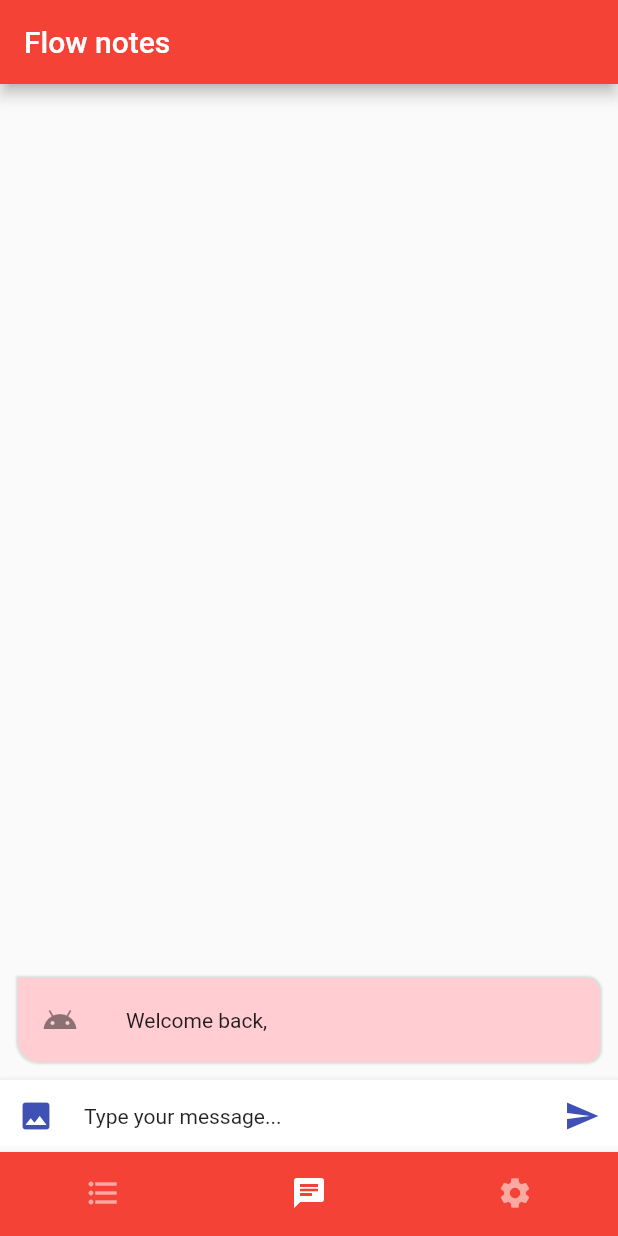
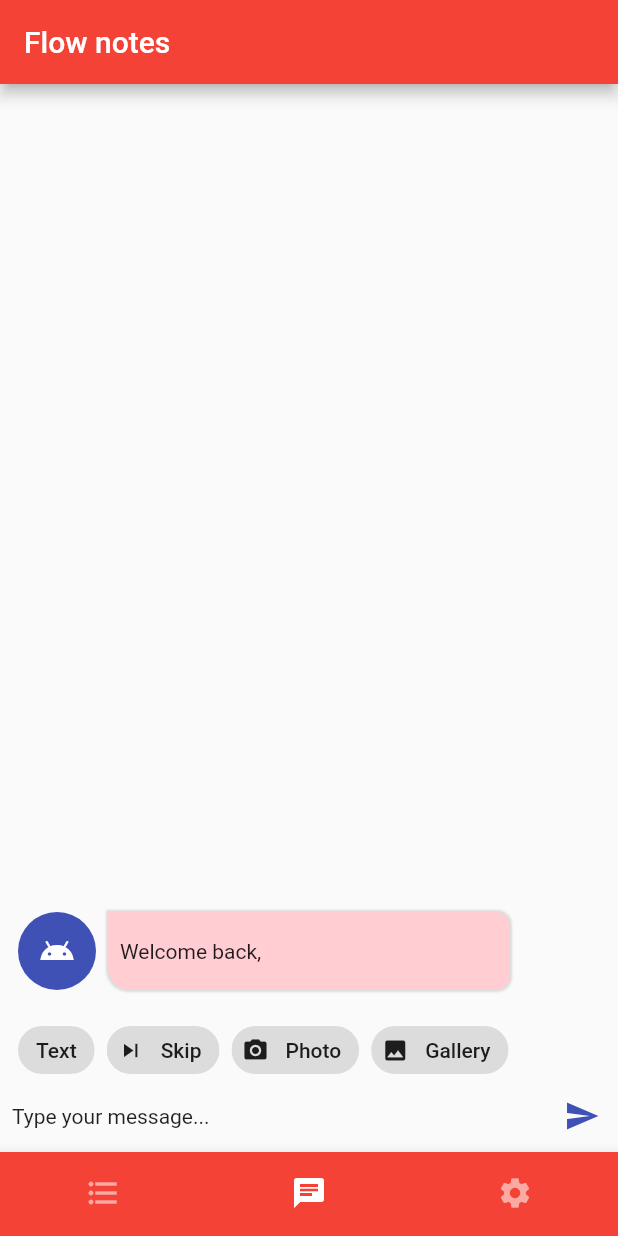
Before and after one commit to SvehlaJan/Flutter-FlowList, a Flutter app: the screen it shows after launch, on a phone screen of 412 x 824 dp. Run offline on Flutter 3.47's test engine with Material 2 defaults, Android fonts, the phone set to English and light mode, and no system bars; our stand-ins replace bloc, cached_network_image, cloud_firestore, date_format, equatable, firebase_auth and 8 more; missing offline and left inert: flutter_cupertino_date_picker, flutter_picker; accounts and stored records are empty.

Commit message:
Add chat action chips, splash screen

```diff
--- a/lib/app.dart
+++ b/lib/app.dart
@@ -37,12 +37,12 @@ class FlowAppState extends State<FlowApp> {
     });
   }
 
-  bool _initialized = false;
+  bool _initialized = true;
 
   @override
   void initState() {
     super.initState();
-    initStateAsync();
+//    initStateAsync();
   }
 
   void initStateAsync() async {
@@ -55,6 +55,7 @@ class FlowAppState extends State<FlowApp> {
 
   @override
   Widget build(BuildContext context) {
+    print("FlowAppState: build: _initialized: $_initialized");
     if (!_initialized) {
       return Center(child: Text("Loading..."));
     }
--- a/lib/main.dart
+++ b/lib/main.dart
@@ -6,7 +6,11 @@ import 'package:flutter_flow_list/util/constants.dart';
 import 'package:flutter_flow_list/util/preferences.dart';
 
 void main() async {
+  print("main.dart: main start");
   BlocSupervisor().delegate = SimpleBlocDelegate();
+  print("main.dart: main 1");
+  await Preferences.load();
+  print("main.dart: main 2");
   runApp(MainApp());
 }
 
@@ -18,38 +22,31 @@ class MainApp extends StatefulWidget {
 }
 
 class MainAppState extends State<MainApp> {
-  AppTheme appTheme;
+  AppTheme _appTheme;
 
   MainAppState();
 
   @override
   void initState() {
     super.initState();
-    initThemeAsync();
-  }
+    print("MainAppState: initState");
 
-  void initThemeAsync() async {
-    await Preferences.load();
     int appThemeIndex = Preferences.getInt(Preferences.KEY_SETTINGS_THEME) ?? 0;
-    AppTheme appTheme = AppTheme.values[appThemeIndex];
-    setAppTheme(appTheme);
+    _appTheme = AppTheme.values[appThemeIndex];
   }
 
   void setAppTheme(AppTheme newAppTheme) {
     setState(() {
-      appTheme = newAppTheme;
+      _appTheme = newAppTheme;
     });
   }
 
   @override
   Widget build(BuildContext context) {
-//    if (appTheme == null) {
-//      return Scaffold(
-//        body: Center(child: Text('Splash Screen')),
-//      );
-//    }
+    print("MainAppState: build: Using theme: $_appTheme");
+
     ThemeData themeData;
-    if (appTheme == AppTheme.light) {
+    if (_appTheme == AppTheme.light) {
       themeData = ThemeData(
         brightness: Brightness.light,
         primaryColor: Colors.red,
--- a/lib/models/chat_message.dart
+++ b/lib/models/chat_message.dart
@@ -1,10 +1,47 @@
 import 'package:equatable/equatable.dart';
+import 'package:flutter/material.dart';
 
 enum ChatState { WELCOME, ENTRY_1, ENTRY_2, ENTRY_3, PICTURE }
+
+enum ChatActionType { TEXT, SKIP, PHOTO, GALERY }
 
 enum MessageSender { BOT, USER }
 
 enum MessageType { TEXT, IMAGE }
+
+class ChatAction {
+  ChatActionType type;
+
+  ChatAction(this.type);
+
+  get label {
+    switch(type) {
+      case ChatActionType.TEXT:
+        return "Text";
+      case ChatActionType.SKIP:
+        return "Skip";
+      case ChatActionType.PHOTO:
+        return "Photo";
+      case ChatActionType.GALERY:
+        return "Gallery";
+        break;
+    }
+  }
+
+  get avatar {
+    switch(type) {
+      case ChatActionType.TEXT:
+        return null;
+      case ChatActionType.SKIP:
+        return Icons.skip_next;
+      case ChatActionType.PHOTO:
+        return Icons.camera_alt;
+      case ChatActionType.GALERY:
+        return Icons.image;
+        break;
+    }
+  }
+}
 
 class ChatMessage extends Equatable {
   final ChatState chatState;
@@ -25,7 +62,7 @@ class ChatMessage extends Equatable {
         body = null,
         type = MessageType.TEXT;
 
-  String getMessageBody() {
+  get messageBody {
     if (messageSender == MessageSender.BOT) {
       switch (chatState) {
         case ChatState.WELCOME:
@@ -44,6 +81,35 @@ class ChatMessage extends Equatable {
     return body ?? "Null :-(";
   }
 
+  get chatActions {
+    List<ChatAction> actions = new List();
+    switch (chatState) {
+      case ChatState.WELCOME:
+        actions.add(ChatAction(ChatActionType.TEXT));
+        actions.add(ChatAction(ChatActionType.SKIP));
+        actions.add(ChatAction(ChatActionType.PHOTO));
+        actions.add(ChatAction(ChatActionType.GALERY));
+        break;
+      case ChatState.ENTRY_1:
+        actions.add(ChatAction(ChatActionType.TEXT));
+        actions.add(ChatAction(ChatActionType.SKIP));
+        break;
+      case ChatState.ENTRY_2:
+        actions.add(ChatAction(ChatActionType.TEXT));
+        actions.add(ChatAction(ChatActionType.SKIP));
+        break;
+      case ChatState.ENTRY_3:
+        actions.add(ChatAction(ChatActionType.TEXT));
+        actions.add(ChatAction(ChatActionType.SKIP));
+        break;
+      case ChatState.PICTURE:
+        actions.add(ChatAction(ChatActionType.TEXT));
+        actions.add(ChatAction(ChatActionType.SKIP));
+        break;
+    }
+    return actions;
+  }
+
   @override
   String toString() => 'ChatMessage { chatState: $chatState }';
 }
--- a/lib/pages/chat/bloc/flow_chat_bloc.dart
+++ b/lib/pages/chat/bloc/flow_chat_bloc.dart
@@ -80,7 +80,7 @@ class FlowChatBloc extends Bloc<FlowChatEvent, FlowChatState> {
         }
       } else if (currentState is FlowChatMessages) {
         ChatState chatState =
-            (currentState as FlowChatMessages).getLatestState();
+            (currentState as FlowChatMessages).latestState;
         List<ChatMessage> messages =
             (currentState as FlowChatMessages).messages;
 
--- a/lib/pages/chat/bloc/flow_chat_state.dart
+++ b/lib/pages/chat/bloc/flow_chat_state.dart
@@ -24,8 +24,12 @@ abstract class FlowChatContent extends FlowChatState {
 
   FlowChatContent(this.messages) : super([messages]);
 
-  ChatState getLatestState() {
+  get latestState {
     return messages.isEmpty ? ChatState.WELCOME : messages.first.chatState;
+  }
+
+  get chatActions {
+    return messages.isEmpty ? List() : messages.first.chatActions;
   }
 }
 
@@ -39,12 +43,11 @@ class FlowChatTyping extends FlowChatContent {
 }
 
 class FlowChatMessages extends FlowChatContent {
-
   FlowChatMessages(List<ChatMessage> messages) : super(messages);
 
-  static FlowChatMessages welcome() => FlowChatMessages([ChatMessage.welcome()]);
+  static FlowChatMessages welcome() =>
+      FlowChatMessages([ChatMessage.welcome()]);
 
   @override
   String toString() => 'FlowChatMessages { messages: ${messages.length} }';
-
 }
--- a/lib/pages/chat/flow_chat_page.dart
+++ b/lib/pages/chat/flow_chat_page.dart
@@ -1,15 +1,18 @@
 import 'dart:io';
-import 'package:flutter_flow_list/repositories/flow_repository.dart';
-import 'package:flutter_flow_list/util/constants.dart';
-import 'package:fluttertoast/fluttertoast.dart';
+
+import 'package:cached_network_image/cached_network_image.dart';
 import 'package:flutter/material.dart';
 import 'package:flutter_bloc/flutter_bloc.dart';
+import 'package:flutter_flow_list/models/chat_message.dart';
 import 'package:flutter_flow_list/pages/base/stateful_page.dart';
 import 'package:flutter_flow_list/pages/chat/bloc/flow_chat_bloc.dart';
 import 'package:flutter_flow_list/pages/chat/bloc/flow_chat_event.dart';
 import 'package:flutter_flow_list/pages/chat/bloc/flow_chat_state.dart';
-import 'package:flutter_flow_list/models/chat_message.dart';
-import 'package:cached_network_image/cached_network_image.dart';
+import 'package:flutter_flow_list/repositories/flow_repository.dart';
+import 'package:flutter_flow_list/repositories/user_repository.dart';
+import 'package:flutter_flow_list/util/constants.dart';
+import 'package:flutter_spinkit/flutter_spinkit.dart';
+import 'package:fluttertoast/fluttertoast.dart';
 import 'package:image_picker/image_picker.dart';
 
 class FlowChatPage extends StatefulPage {
@@ -20,16 +23,15 @@ class FlowChatPage extends StatefulPage {
 }
 
 class _FlowChatPageState extends StatefulPageState<FlowChatPage> {
-  final _scrollController = ScrollController();
   final FlowChatBloc _flowChatBloc = FlowChatBloc();
   final TextEditingController _inputController = new TextEditingController();
   final FocusNode _focusNode = new FocusNode();
   final FlowRepository _flowRepository = FlowRepository.get();
+  final UserRepository _userRepository = UserRepository.get();
 
   @override
   void initState() {
     super.initState();
-//    _scrollController.addListener(_onScroll);
     _flowChatBloc.dispatch(AppStarted());
     _focusNode.addListener(_onFocusChange);
     showContent();
@@ -53,112 +55,6 @@ class _FlowChatPageState extends StatefulPageState<FlowChatPage> {
   @override
   String getPageTitle() {
     return 'Flow notes';
-  }
-
-  @override
-  Widget getContentView() {
-    return BlocBuilder(
-      bloc: _flowChatBloc,
-      builder: (BuildContext context, FlowChatState state) {
-        if (state is FlowChatLoading) {
-          return Center(
-            child: CircularProgressIndicator(),
-          );
-        }
-        if (state is FlowChatError) {
-          return Center(
-            child: Text(state.message),
-          );
-        }
-        if (state is FlowChatContent) {
-          if (state.messages.isEmpty) {
-            return Center(
-              child: Text('No messages'),
-            );
-          }
-//          _scrollController.animateTo(_scrollController.position.maxScrollExtent,
-//              duration: Duration(milliseconds: 300), curve: Curves.easeOut);
-          return _buildChatContent(context, state);
-        }
-      },
-    );
-  }
-
-  Widget _buildChatContent(BuildContext context, FlowChatContent state) {
-    return Column(children: <Widget>[
-      Flexible(
-        child: ListView.builder(
-          padding: EdgeInsets.all(4.0),
-          reverse: true,
-          itemBuilder: (BuildContext context, int index) {
-            if (state is FlowChatTyping && index == 0) {
-              return ChatTypingWidget();
-            } else {
-              return ChatMessageWidget(message: state.messages[index]);
-            }
-          },
-          itemCount: state.messages.length,
-          controller: _scrollController,
-        ),
-      ),
-      _buildChatInput(context, state)
-    ]);
-  }
-
-  Widget _buildChatInput(BuildContext context, FlowChatContent state) {
-    bool enabled = !(state is FlowChatTyping);
-    return Material(
-        elevation: 4,
-        color: Theme.of(context).cardColor,
-        child: Container(
-          child: Row(
-            children: <Widget>[
-              InkWell(
-                onTap: enabled ? () => _getImage(ImageSource.gallery) : null,
-                child: Padding(
-                  padding: const EdgeInsets.all(12.0),
-                  child: Icon(Icons.image,
-                      color: enabled
-                          ? Theme.of(context).accentColor
-                          : Theme.of(context).disabledColor),
-                ),
-              ),
-              Flexible(
-                child: TextField(
-                  textCapitalization: TextCapitalization.sentences,
-                  style: Theme.of(context).textTheme.body1,
-                  controller: _inputController,
-                  autofocus: false,
-                  textInputAction: TextInputAction.newline,
-                  maxLines: null,
-                  decoration: InputDecoration(
-                    contentPadding:
-                        EdgeInsets.symmetric(vertical: 12.0, horizontal: 8.0),
-                    border: InputBorder.none,
-                    hintText: 'Type your message...',
-                    hintStyle: Theme.of(context).textTheme.body1,
-                  ),
-                  focusNode: _focusNode,
-                ),
-              ),
-              InkWell(
-                onTap: enabled
-                    ? () => _onSendMessage(_inputController.text)
-                    : null,
-                child: Padding(
-                  padding: const EdgeInsets.all(12.0),
-                  child: Icon(Icons.send,
-                      color: enabled
-                          ? Theme.of(context).accentColor
-                          : Theme.of(context).disabledColor),
-                ),
-//                  onPressed: enabled
-//                      ? () => _onSendMessage(_inputController.text)
-//                      : null,
-              ),
-            ],
-          ),
-        ));
   }
 
   void _onSendMessage(String text, [MessageType type = MessageType.TEXT]) {
@@ -186,6 +82,121 @@ class _FlowChatPageState extends StatefulPageState<FlowChatPage> {
       Fluttertoast.showToast(msg: 'This file is not an image');
     });
   }
+
+  @override
+  Widget getContentView() {
+    return BlocBuilder(
+      bloc: _flowChatBloc,
+      builder: (BuildContext context, FlowChatState state) {
+        if (state is FlowChatLoading) {
+          return Center(
+            child: CircularProgressIndicator(),
+          );
+        }
+        if (state is FlowChatError) {
+          return Center(
+            child: Text(state.message),
+          );
+        }
+        if (state is FlowChatContent) {
+          return _buildChatContent(context, state);
+        }
+      },
+    );
+  }
+
+  Widget _buildChatContent(BuildContext context, FlowChatContent state) {
+    return Column(mainAxisSize: MainAxisSize.min, children: <Widget>[
+      Expanded(
+        child: ListView.builder(
+          padding: EdgeInsets.all(12.0),
+          reverse: true,
+          itemBuilder: (BuildContext context, int index) {
+            if (state is FlowChatTyping && index == 0) {
+              return ChatTypingWidget();
+            } else {
+              return ChatMessageWidget(message: state.messages[index]);
+            }
+          },
+          itemCount: state.messages.length,
+//          controller: _scrollController,
+        ),
+      ),
+      _buildChatInput(context, state)
+    ]);
+  }
+
+  void _onChatActionClicked(ChatAction action) {
+    switch (action.type) {
+      case ChatActionType.TEXT:
+        // TODO: Handle this case.
+        break;
+      case ChatActionType.SKIP:
+        _onSendMessage(action.label);
+        break;
+      case ChatActionType.PHOTO:
+        _getImage(ImageSource.camera);
+        break;
+      case ChatActionType.GALERY:
+        _getImage(ImageSource.gallery);
+        break;
+    }
+  }
+
+  Widget _buildChatInput(BuildContext context, FlowChatContent state) {
+    bool enabled = !(state is FlowChatTyping);
+    return Column(mainAxisSize: MainAxisSize.min, children: <Widget>[
+      Container(
+        height: 40.0,
+        child: ListView.builder(
+            padding: EdgeInsets.symmetric(horizontal: 8.0),
+            itemBuilder: (context, index) {
+              ChatAction action = state.chatActions[index];
+              return Padding(
+                padding: const EdgeInsets.symmetric(horizontal: 4.0),
+                child: ActionChip(
+                    label: action.label != null ? Text(action.label) : null,
+                    avatar: action.avatar != null ? Icon(action.avatar) : null,
+                    onPressed: () {
+                      _onChatActionClicked(action);
+                    }),
+              );
+            },
+            scrollDirection: Axis.horizontal,
+            itemCount: state.chatActions.length),
+      ),
+      Row(children: <Widget>[
+        Flexible(
+          child: TextField(
+            textCapitalization: TextCapitalization.sentences,
+            style: Theme.of(context).textTheme.body1,
+            controller: _inputController,
+            autofocus: false,
+            textInputAction: TextInputAction.newline,
+            maxLines: null,
+            decoration: InputDecoration(
+              contentPadding:
+                  EdgeInsets.symmetric(vertical: 12.0, horizontal: 8.0),
+              border: InputBorder.none,
+              hintText: 'Type your message...',
+              hintStyle: Theme.of(context).textTheme.body1,
+            ),
+            focusNode: _focusNode,
+          ),
+        ),
+        InkWell(
+          onTap: enabled ? () => _onSendMessage(_inputController.text) : null,
+          child: Padding(
+            padding: const EdgeInsets.all(12.0),
+            child: Icon(Icons.send,
+                color: enabled
+                    ? Theme.of(context).accentColor
+                    : Theme.of(context).disabledColor),
+          ),
+        ),
+      ])
+    ]);
+  }
 }
 
 class ChatMessageWidget extends StatelessWidget {
@@ -199,28 +210,18 @@ class ChatMessageWidget extends StatelessWidget {
         message != null && message.messageSender == MessageSender.USER;
     Widget body;
     if (message.type == MessageType.TEXT) {
-      body = ListTile(
-        leading: fromUser ? null : Icon(Icons.android),
-        trailing: fromUser ? Icon(Icons.person) : null,
-        title: Text(message.getMessageBody(),
-            style: Theme.of(context).textTheme.body1,
-            textAlign: fromUser ? TextAlign.end : TextAlign.start),
+      body = Align(
+        alignment: fromUser ? Alignment.centerRight : Alignment.centerLeft,
+        child:
+            Text(message.messageBody, style: Theme.of(context).textTheme.body1),
       );
     } else if (message.type == MessageType.IMAGE) {
-      double width = 200;
-      double height = 200;
-      body = Container(
+      body = Center(
           child: CachedNetworkImage(
-              placeholder: (context, url) => SizedBox(
-                    child: CircularProgressIndicator(),
-                    width: width,
-                    height: height,
-                  ),
+              placeholder: (context, url) => CircularProgressIndicator(),
               errorWidget: (context, url, error) => Icon(Icons.error),
               imageUrl: message.body,
-              width: width,
-              height: height,
-              fit: BoxFit.scaleDown));
+              fit: BoxFit.fill));
     }
     return ChatBubble(message: message, child: body);
   }
@@ -231,10 +232,8 @@ class ChatTypingWidget extends StatelessWidget {
   Widget build(BuildContext context) {
     return ChatBubble(
         message: null,
-        child: ListTile(
-          leading: Icon(Icons.android),
-          title: Text("..."),
-        ));
+        child: SpinKitThreeBounce(
+            color: Theme.of(context).textTheme.body1.color, size: 24.0));
   }
 }
 
@@ -264,8 +263,44 @@ class ChatBubble extends Container {
             bottomRight: Radius.circular(10.0),
           );
 
-    return Container(
+    Widget avatar;
+    if (fromUser && UserRepository.get().isSignedIn()) {
+      avatar = ClipOval(
+        child: CachedNetworkImage(
+          width: Constants.avatarImageSize,
+          height: Constants.avatarImageSize,
+          placeholder: (context, url) => CircularProgressIndicator(),
+          errorWidget: (context, url, error) => Icon(Icons.error),
+          imageUrl: UserRepository.get().getPhotoUrl() ?? "",
+          fit: BoxFit.cover,
+        ),
+      );
+    } else {
+      avatar = Container(
+        width: Constants.avatarImageSize,
+        height: Constants.avatarImageSize,
+        child: avatar = fromUser
+            ? Icon(Icons.person,
+                color: Theme.of(context).primaryIconTheme.color)
+            : Icon(Icons.android,
+                color: Theme.of(context).primaryIconTheme.color),
+        decoration: ShapeDecoration(
+            shape: CircleBorder(), color: Theme.of(context).accentColor),
+      );
+    }
+
+    return Row(
+      children: <Widget>[
+        fromUser ? Container(width: Constants.avatarImageSize) : avatar,
+        Expanded(
+          child: Container(
+              child: ConstrainedBox(
+                  constraints:
+                      BoxConstraints(minHeight: Constants.chatBubbleHeight),
+                  child: Padding(
+                    padding: const EdgeInsets.all(8.0),
                     child: child,
+                  )),
               margin: const EdgeInsets.all(8.0),
               decoration: BoxDecoration(
                 boxShadow: [
@@ -276,6 +311,10 @@ class ChatBubble extends Container {
                 ],
                 color: bg,
                 borderRadius: radius,
-        ));
+              )),
+        ),
+        fromUser ? avatar : Container(width: Constants.avatarImageSize),
+      ],
+    );
   }
 }
--- a/lib/util/constants.dart
+++ b/lib/util/constants.dart
@@ -16,7 +16,8 @@ class Constants {
   static const String FIRESTORE_PHOTO_URL = "photo_url";
 
   static const double uploadImageMaxSize = 1024;
-  static const double avatarImageSize = 52;
+  static const double avatarImageSize = 52.0;
+  static const double chatBubbleHeight = 52.0;
 
   //routes
   static const String loginRoute = "login";
--- a/pubspec.yaml
+++ b/pubspec.yaml
@@ -48,6 +48,7 @@ dependencies:
   fluttertoast: ^3.0.3
   image_picker: 0.5.1
   flutter_picker: ^1.0.10
+  flutter_spinkit: ^3.1.0
 
 dev_dependencies:
   flutter_test:
```
Also changed, not shown: pubspec.lock, 13 other files. Lines whose indentation alone changed are shown as unchanged.
